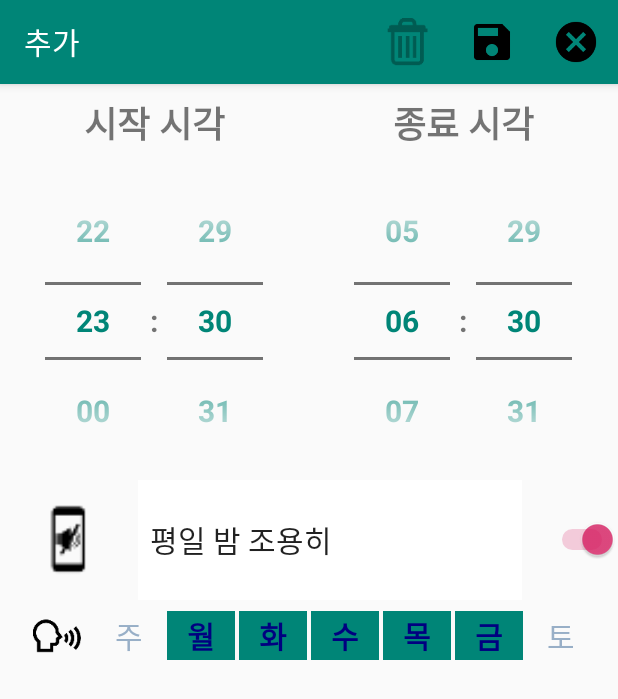
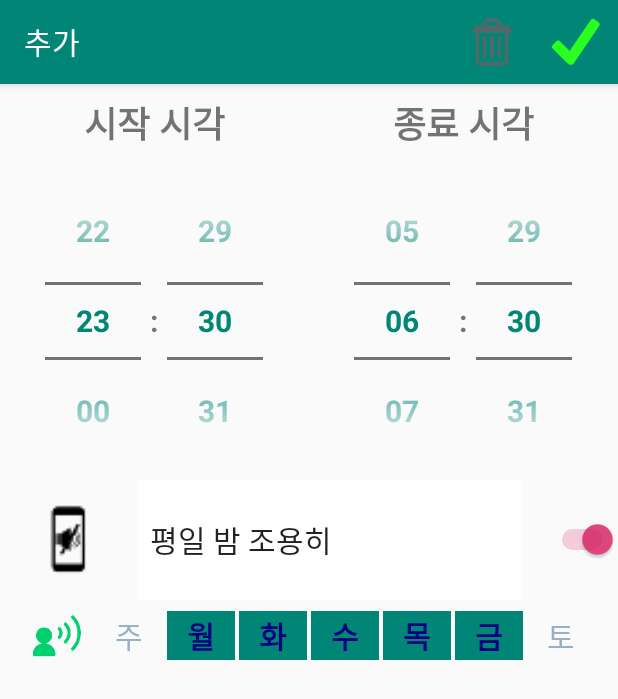
Before and after one commit to riopapa/AutoQuiet, an Android app: the screen it shows after launch (AddUpdateActivity), after a tap on "추가", on a phone screen of 412 x 824 dp. Shown: the top 699 px of the screen. Run offline under Robolectric (Android 15) with nearby library versions, the phone set to English and light mode, and no system bars.

Commit message:
Minor update

```diff
--- a/app/src/main/java/com/urrecliner/letmequiet/MainActivity.java
+++ b/app/src/main/java/com/urrecliner/letmequiet/MainActivity.java
@@ -211,7 +211,7 @@
                 new AlertDialog.Builder(this)
                         .setTitle("데이터 초기화")
                         .setMessage("이미 설정되어 있는 테이블을 다 삭제합니다")
-                        .setIcon(R.mipmap.icon_alert)
+                        .setIcon(R.mipmap.alert)
                         .setPositiveButton(android.R.string.ok, new DialogInterface.OnClickListener() {
                             public void onClick(DialogInterface dialog, int whichButton) {
                                 initiate_QuietTasks();
--- a/app/src/main/java/com/urrecliner/letmequiet/RecycleViewAdapter.java
+++ b/app/src/main/java/com/urrecliner/letmequiet/RecycleViewAdapter.java
@@ -113,7 +113,7 @@
         else{
             boolean[] week = quietTask.week;
             for (int i = 0; i < 7; i++) {
-                tViewWeek[i].setTextColor(week[i] ? colorActive : colorOff);
+                tViewWeek[i].setTextColor(active ? colorActive : colorOff);
                 if (active)
                     tViewWeek[i].setBackgroundColor(week[i] ? colorOnBack : colorOffBack);
                 else
--- a/app/src/main/res/menu/menu_add.xml
+++ b/app/src/main/res/menu/menu_add.xml
@@ -5,19 +5,13 @@
         android:id="@+id/action_delete"
         android:orderInCategory="100"
         android:title="@string/action_delete"
-        android:icon="@mipmap/icon_delete"
+        android:icon="@mipmap/delete"
         app:showAsAction="ifRoom" />
     <item
         android:id="@+id/action_save"
         android:orderInCategory="100"
         android:title="@string/action_add"
-        android:icon="@mipmap/icon_save"
-        app:showAsAction="ifRoom" />
-    <item
-        android:id="@+id/action_cancel"
-        android:orderInCategory="100"
-        android:title="@string/action_add"
-        android:icon="@mipmap/icon_cancel"
+        android:icon="@mipmap/check_mark"
         app:showAsAction="ifRoom" />
 
 </menu>
--- a/app/src/main/res/menu/menu_main.xml
+++ b/app/src/main/res/menu/menu_main.xml
@@ -7,7 +7,7 @@
         android:id="@+id/action_reset"
         android:orderInCategory="100"
         android:title="@string/action_reset"
-        android:icon="@mipmap/icon_reset"
+        android:icon="@mipmap/reset"
         app:showAsAction="ifRoom"
         />
 
--- a/app/src/main/res/menu/menu_timer.xml
+++ b/app/src/main/res/menu/menu_timer.xml
@@ -6,7 +6,7 @@
         android:id="@+id/action_save"
         android:orderInCategory="100"
         android:title="@string/action_add"
-        android:icon="@mipmap/icon_save"
+        android:icon="@mipmap/check_mark"
         app:showAsAction="ifRoom" />
     <item
         android:id="@+id/action_cancel"
```
Also changed, not shown: app/src/main/java/com/urrecliner/letmequiet/AddUpdateActivity.java (+2 -8 lines), app/src/main/java/com/urrecliner/letmequiet/AlarmReceiver.java (+18 -19 lines), app/src/main/java/com/urrecliner/letmequiet/NotificationService.java (+10 -12 lines), app/src/main/java/com/urrecliner/letmequiet/OneTimeActivity.java (+7 -7 lines), app/src/main/res/layout/notification_bar.xml (+8 -13 lines), app/src/main/res/mipmap-xxhdpi/alert.png (added), app/src/main/res/mipmap-xxhdpi/check_mark.png (added), app/src/main/res/mipmap-xxhdpi/delete.png (added), app/src/main/res/mipmap-xxhdpi/icon_alert.png (deleted), app/src/main/res/mipmap-xxhdpi/icon_delete.png (deleted), app/src/main/res/mipmap-xxhdpi/icon_save.png (deleted), app/src/main/res/mipmap-xxhdpi/quiet_right_now.png (renamed from app/src/main/res/mipmap-xxhdpi/quiet_now.png), app/src/main/res/mipmap-xxhdpi/reset.png (renamed from app/src/main/res/mipmap-xxhdpi/icon_reset.png), app/src/main/res/mipmap-xxhdpi/speaking_off.png, 1 more files.
